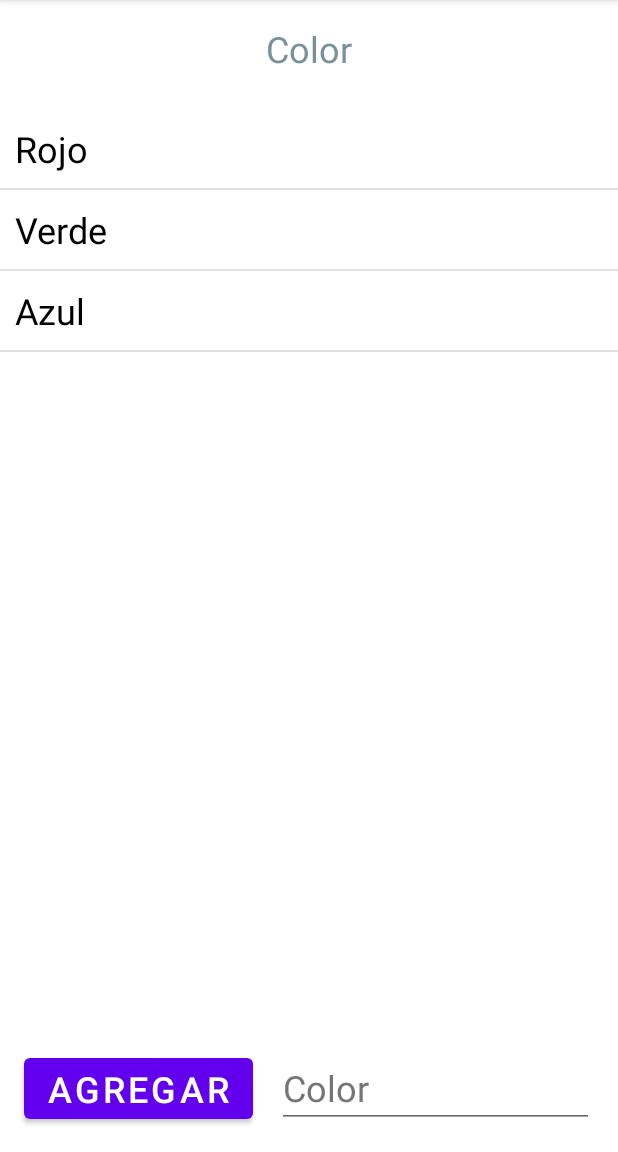
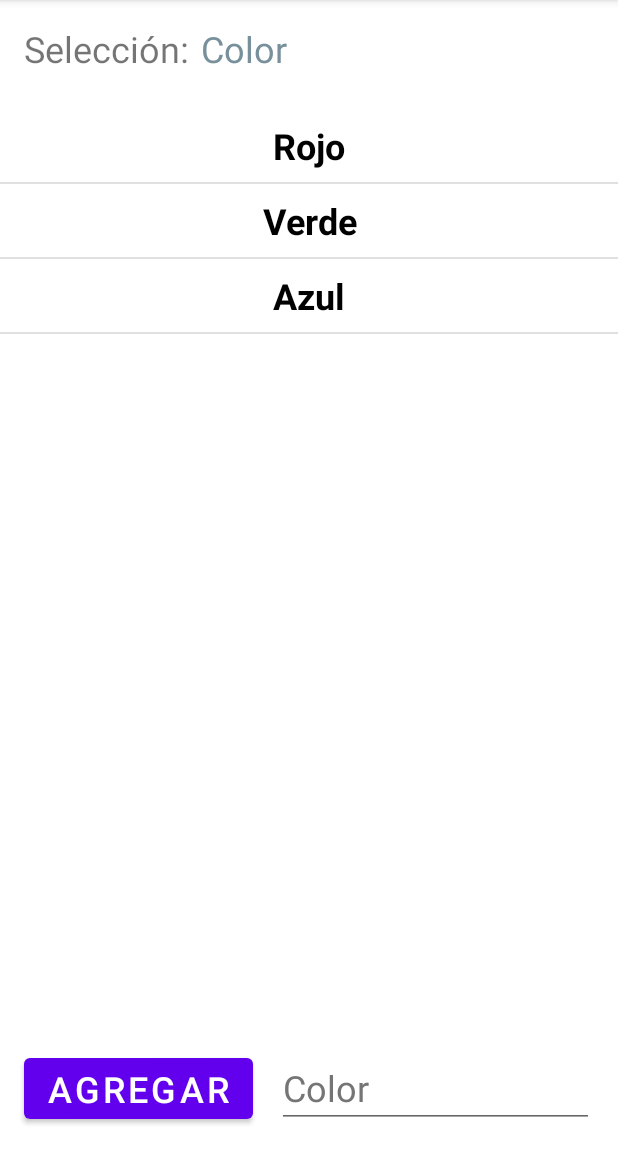
Before and after one commit to fcamussi/Android_con_Java, an Android app: the screen it shows after launch (MainActivity), on a phone screen of 412 x 824 dp, the part 84-1236 px from its top. Run offline under Robolectric (Android 15) with nearby library versions, the phone set to English and light mode, and no system bars.

Commit message:
Practica 5 - mejorado

```diff
--- /dev/null
+++ b/Practica5/app/src/main/java/com/example/practica5/Color.java
@@ -0,0 +1,17 @@
+package com.example.practica5;
+
+public class Color {
+    private String color;
+
+    public Color(String color) {
+        this.color = color;
+    }
+
+    public String getColor() {
+        return color;
+    }
+
+    public void setColor(String color) {
+        this.color = color;
+    }
+}
--- /dev/null
+++ b/Practica5/app/src/main/java/com/example/practica5/ColorAdapter.java
@@ -0,0 +1,30 @@
+package com.example.practica5;
+
+import android.content.Context;
+import android.view.LayoutInflater;
+import android.view.View;
+import android.view.ViewGroup;
+import android.widget.ArrayAdapter;
+import android.widget.TextView;
+
+import java.util.ArrayList;
+
+
+public class ColorAdapter extends ArrayAdapter<Color> {
+
+    public ColorAdapter(Context context, ArrayList<Color> colores) {
+        super(context, 0, colores);
+    }
+
+    @Override
+    public View getView(int position, View convertView, ViewGroup parent) {
+        Color color = getItem(position);
+        if (convertView == null) {
+            convertView = LayoutInflater.from(getContext()).inflate(R.layout.item_color, parent, false);
+        }
+        TextView tvColor = convertView.findViewById(R.id.tvColor);
+        tvColor.setText(color.getColor());
+        return convertView;
+    }
+
+}
--- a/Practica5/app/src/main/java/com/example/practica5/MainActivity.java
+++ b/Practica5/app/src/main/java/com/example/practica5/MainActivity.java
@@ -5,7 +5,6 @@ import androidx.appcompat.app.AppCompatActivity;
 import android.os.Bundle;
 import android.view.View;
 import android.widget.AdapterView;
-import android.widget.ArrayAdapter;
 import android.widget.EditText;
 import android.widget.ListView;
 import android.widget.TextView;
@@ -17,8 +16,8 @@ public class MainActivity extends AppCompatActivity {
     private TextView tv;
     private EditText et;
     private ListView lv;
-    private ArrayList<String> colores;
-    private ArrayAdapter<String> adapter;
+    private ArrayList<Color> colores;
+    private ColorAdapter adapter;
 
     @Override
     protected void onCreate(Bundle savedInstanceState) {
@@ -28,25 +27,25 @@ public class MainActivity extends AppCompatActivity {
         tv = findViewById(R.id.tv);
         et = findViewById(R.id.et);
         lv = findViewById(R.id.lv);
+
         colores = new ArrayList<>();
-
-        adapter = new ArrayAdapter<>(this,
-                R.layout.custom_list_item, colores);
+        adapter = new ColorAdapter(this, colores);
         lv.setAdapter(adapter);
-        adapter.add("Rojo");
-        adapter.add("Verde");
-        adapter.add("Azul");
+        adapter.add(new Color("Rojo"));
+        adapter.add(new Color("Verde"));
+        adapter.add(new Color("Azul"));
 
         lv.setOnItemClickListener(new AdapterView.OnItemClickListener() {
             @Override
             public void onItemClick(AdapterView<?> adapterView, View view, int i, long l) {
-                tv.setText(lv.getItemAtPosition(i).toString());
+                tv.setText(colores.get(i).getColor());
             }
         });
     }
 
     public void onClickAgregar(View view) {
-        adapter.add(et.getText().toString());
+        Color color = new Color(et.getText().toString());
+        adapter.add(color);
     }
 
 }
--- a/Practica5/app/src/main/res/layout/activity_main.xml
+++ b/Practica5/app/src/main/res/layout/activity_main.xml
@@ -10,17 +10,29 @@
         android:id="@+id/tv"
         android:layout_width="wrap_content"
         android:layout_height="wrap_content"
+        android:layout_marginStart="8dp"
         android:layout_marginTop="16dp"
         android:hint="@string/color"
         android:textColorHint="#78909C"
         android:textSize="24sp"
-        app:layout_constraintEnd_toEndOf="parent"
+        app:layout_constraintStart_toEndOf="@+id/TextView"
+        app:layout_constraintTop_toTopOf="parent" />
+
+    <TextView
+        android:id="@+id/TextView"
+        android:layout_width="wrap_content"
+        android:layout_height="wrap_content"
+        android:layout_marginStart="16dp"
+        android:layout_marginTop="16dp"
+        android:text="@string/seleccion"
+        android:textColorHint="#78909C"
+        android:textSize="24sp"
         app:layout_constraintStart_toStartOf="parent"
         app:layout_constraintTop_toTopOf="parent" />
 
     <ListView
         android:id="@+id/lv"
-        android:layout_width="wrap_content"
+        android:layout_width="0dp"
         android:layout_height="0dp"
         android:layout_marginTop="24dp"
         android:layout_marginBottom="24dp"
--- a/Practica5/app/src/main/res/layout/custom_list_item.xml
+++ /dev/null
@@ -1,9 +0,0 @@
-<?xml version="1.0" encoding="utf-8"?>
-
-<TextView
-    android:layout_width="match_parent"
-    android:layout_height="wrap_content"
-    android:textSize="24sp"
-    android:padding="10sp"
-    android:textColor="#000000"
-    xmlns:android="http://schemas.android.com/apk/res/android" />
--- /dev/null
+++ b/Practica5/app/src/main/res/layout/item_color.xml
@@ -0,0 +1,25 @@
+<?xml version="1.0" encoding="utf-8"?>
+<androidx.constraintlayout.widget.ConstraintLayout xmlns:android="http://schemas.android.com/apk/res/android"
+    xmlns:app="http://schemas.android.com/apk/res-auto"
+    xmlns:tools="http://schemas.android.com/tools"
+    android:layout_width="match_parent"
+    android:layout_height="wrap_content">
+
+    <TextView
+        android:id="@+id/tvColor"
+        android:layout_width="0dp"
+        android:layout_height="wrap_content"
+        android:layout_marginTop="8dp"
+        android:layout_marginBottom="8dp"
+        android:hint="@string/color"
+        android:textAlignment="center"
+        android:textColor="@color/black"
+        android:textColorHint="#78909C"
+        android:textSize="24sp"
+        android:textStyle="bold"
+        app:layout_constraintBottom_toBottomOf="parent"
+        app:layout_constraintEnd_toEndOf="parent"
+        app:layout_constraintStart_toStartOf="parent"
+        app:layout_constraintTop_toTopOf="parent" />
+
+</androidx.constraintlayout.widget.ConstraintLayout>
--- a/Practica5/app/src/main/res/values/strings.xml
+++ b/Practica5/app/src/main/res/values/strings.xml
@@ -2,4 +2,5 @@
     <string name="app_name">Practica5</string>
     <string name="color">Color</string>
     <string name="agregar">Agregar</string>
+    <string name="seleccion">Selección:</string>
 </resources>
```
